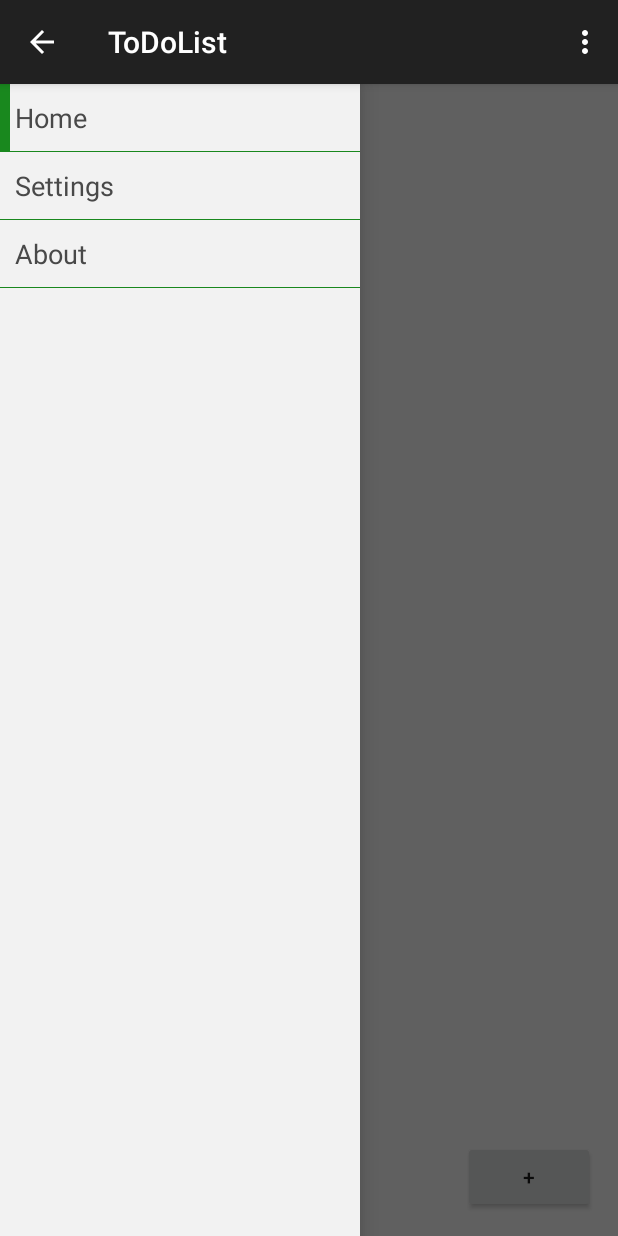
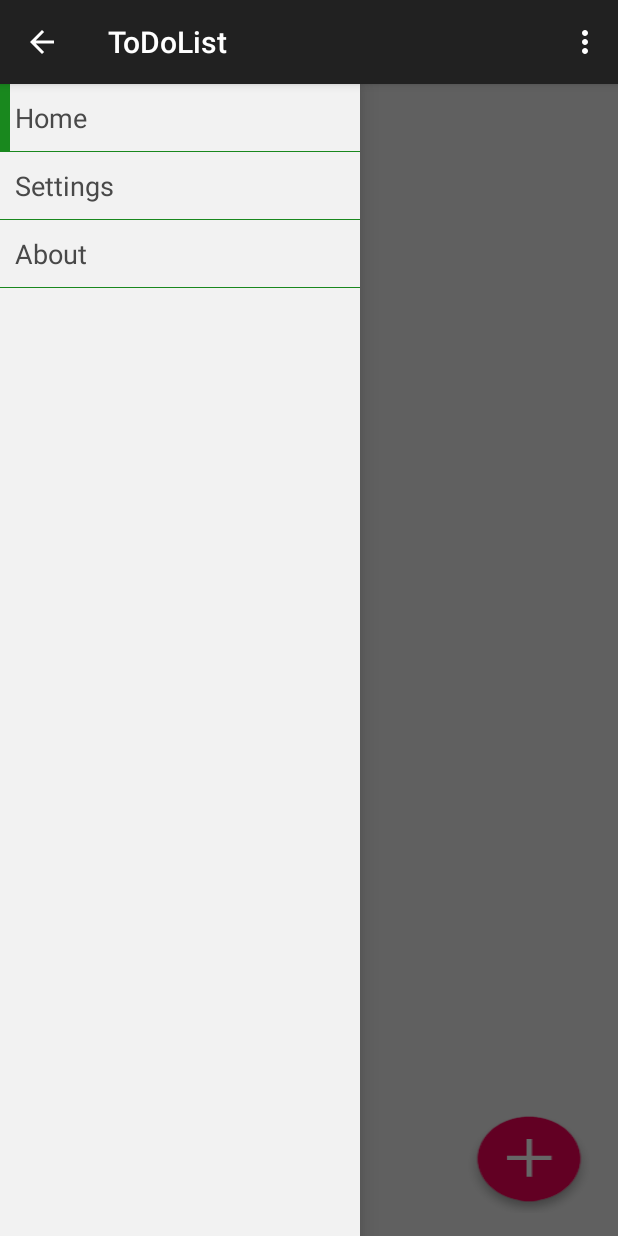
Before and after one commit to ernestaszdanys/mobile_apps_university, an Android app: the screen it shows after launch (MainActivity), with the side drawer open, on a phone screen of 412 x 824 dp. Run offline under Robolectric (Android 15) with nearby library versions, the phone set to English and light mode, and no system bars; 2 statements that could not run were skipped.

Commit message:
Fixed pink add button.

```diff
--- /dev/null
+++ b/ToDoList/app/src/main/res/drawable/button_add.xml
@@ -0,0 +1,6 @@
+<?xml version="1.0" encoding="UTF-8"?>
+<selector xmlns:android="http://schemas.android.com/apk/res/android">
+    <!--<item android:state_pressed="true" android:drawable="@drawable/ic_add_circle_pink_48dp" />-->
+    <item android:drawable="@drawable/ic_pink_button" />
+
+</selector>
--- a/ToDoList/app/src/main/res/layout/fragment_main.xml
+++ b/ToDoList/app/src/main/res/layout/fragment_main.xml
@@ -17,9 +17,20 @@
     <Button
         android:layout_width="wrap_content"
         android:layout_height="wrap_content"
-        android:text="+"
-        android:id="@+id/buttonNew"
+        android:id="@+id/shadow"
+        android:background="@drawable/ic_shadow"
         android:layout_alignParentBottom="true"
         android:layout_alignRight="@+id/listViewNotes"
-        android:layout_alignEnd="@+id/listViewNotes" />
+        android:layout_alignEnd="@+id/listViewNotes"/>
+
+    <Button
+        android:layout_width="wrap_content"
+        android:layout_height="wrap_content"
+        android:id="@+id/buttonNew"
+        android:background="@drawable/button_add"
+        android:layout_alignParentBottom="true"
+        android:layout_alignRight="@+id/listViewNotes"
+        android:layout_alignEnd="@+id/listViewNotes"/>
+
+
 </RelativeLayout>
--- a/ToDoList/app/src/main/res/values/colors.xml
+++ b/ToDoList/app/src/main/res/values/colors.xml
@@ -3,6 +3,9 @@
     <color name="application_bg">#f2f2f2</color>
     <color name="textSimple">#494949</color>
     <color name="textHighlight">#19881e</color>
+    <!--<color name="textHighlight">#3F51B5</color>-->
     <color name="textHighlight2">#236792</color>
+    <!--<color name="textHighlight2">#F50057</color>-->
     <color name="divider">#19881e</color>
+    <!--<color name="divider">#303F9F</color>-->
 </resources>
```
Also changed, not shown: ToDoList/app/src/main/res/layout/fragment_add_note.xml (+9 -1 lines), ToDoList/app/src/main/res/drawable-hdpi/ic_pink_button.png (added), ToDoList/app/src/main/res/drawable-hdpi/ic_shadow.png (added), ToDoList/app/src/main/res/drawable-mdpi/ic_pink_button.png (added), ToDoList/app/src/main/res/drawable-mdpi/ic_shadow.png (added), ToDoList/app/src/main/res/drawable-xhdpi/ic_pink_button.png (added), ToDoList/app/src/main/res/drawable-xhdpi/ic_shadow.png (added), ToDoList/app/src/main/res/drawable-xxhdpi/ic_pink_button.png (added), ToDoList/app/src/main/res/drawable-xxhdpi/ic_shadow.png (added), ToDoList/app/src/main/res/drawable-xxxhdpi/ic_pink_button.png (added), ToDoList/app/src/main/res/drawable-xxxhdpi/ic_shadow.png (added).
